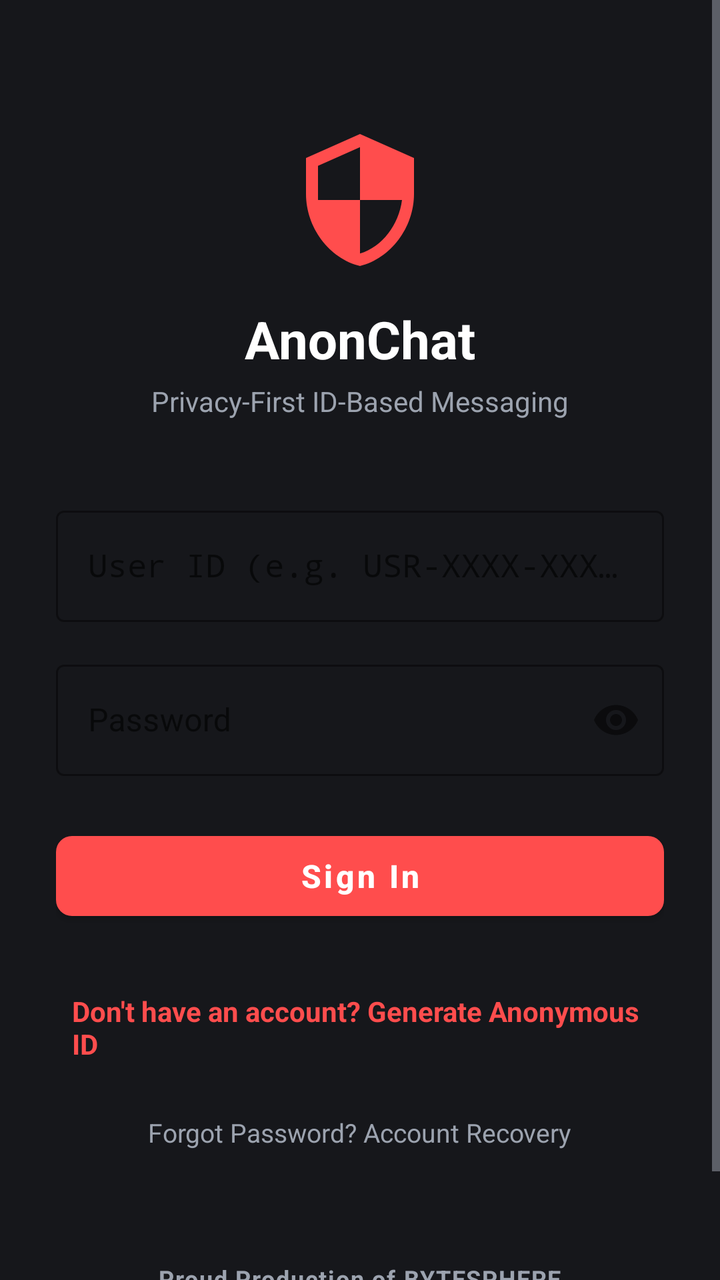
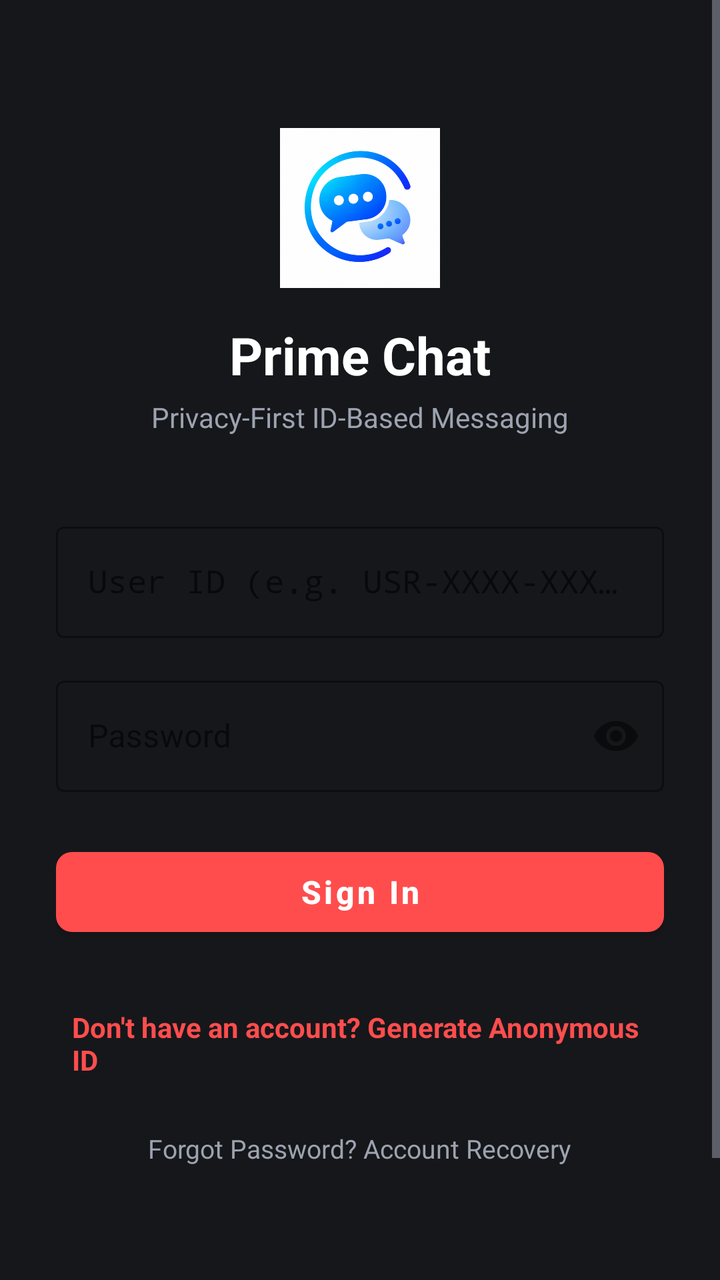

Before-and-after screenshots of an Android layout around one commit, followed by the original layout XML and the change that was made.
<!-- AndroidManifest.xml: application theme Theme.AnonChat -->
<!-- res/layout/activity_login.xml -->
<?xml version="1.0" encoding="utf-8"?>
<ScrollView xmlns:android="http://schemas.android.com/apk/res/android"
    xmlns:app="http://schemas.android.com/apk/res-auto"
    android:layout_width="match_parent"
    android:layout_height="match_parent"
    android:fillViewport="true"
    android:background="@color/background_white">

    <LinearLayout
        android:layout_width="match_parent"
        android:layout_height="wrap_content"
        android:orientation="vertical"
        android:padding="28dp"
        android:gravity="center_horizontal">

        <ImageView
            android:layout_width="72dp"
            android:layout_height="72dp"
            android:layout_marginTop="36dp"
            android:src="@drawable/ic_shield"
            android:contentDescription="@string/app_name" />

        <TextView
            android:layout_width="wrap_content"
            android:layout_height="wrap_content"
            android:layout_marginTop="16dp"
            android:text="@string/app_name"
            android:textSize="26sp"
            android:textStyle="bold"
            android:textColor="@color/text_primary" />

        <TextView
            android:layout_width="wrap_content"
            android:layout_height="wrap_content"
            android:layout_marginTop="4dp"
            android:text="@string/tagline"
            android:textSize="14sp"
            android:textColor="@color/text_secondary" />

        
        <com.google.android.material.textfield.TextInputLayout
            android:id="@+id/til_user_id"
            android:layout_width="match_parent"
            android:layout_height="wrap_content"
            android:layout_marginTop="40dp"
            android:hint="@string/user_id_hint"
            app:boxStrokeColor="@color/primary"
            app:hintTextColor="@color/primary"
            style="@style/Widget.MaterialComponents.TextInputLayout.OutlinedBox">

            <com.google.android.material.textfield.TextInputEditText
                android:id="@+id/et_user_id"
                android:layout_width="match_parent"
                android:layout_height="wrap_content"
                android:inputType="textCapCharacters"
                android:fontFamily="monospace"
                android:singleLine="true" />
        </com.google.android.material.textfield.TextInputLayout>

        
        <com.google.android.material.textfield.TextInputLayout
            android:id="@+id/til_password"
            android:layout_width="match_parent"
            android:layout_height="wrap_content"
            android:layout_marginTop="16dp"
            android:hint="@string/password_hint"
            app:passwordToggleEnabled="true"
            app:boxStrokeColor="@color/primary"
            app:hintTextColor="@color/primary"
            style="@style/Widget.MaterialComponents.TextInputLayout.OutlinedBox">

            <com.google.android.material.textfield.TextInputEditText
                android:id="@+id/et_password"
                android:layout_width="match_parent"
                android:layout_height="wrap_content"
                android:inputType="textPassword"
                android:singleLine="true" />
        </com.google.android.material.textfield.TextInputLayout>

        <ProgressBar
            android:id="@+id/progress_bar"
            android:layout_width="wrap_content"
            android:layout_height="wrap_content"
            android:layout_marginTop="20dp"
            android:visibility="gone" />

        
        <com.google.android.material.button.MaterialButton
            android:id="@+id/btn_login"
            android:layout_width="match_parent"
            android:layout_height="52dp"
            android:layout_marginTop="24dp"
            android:text="@string/login_action"
            android:textAllCaps="false"
            android:textSize="16sp"
            android:textStyle="bold"
            app:backgroundTint="@color/primary"
            app:cornerRadius="8dp" />

        
        <TextView
            android:id="@+id/tv_go_to_register"
            android:layout_width="wrap_content"
            android:layout_height="wrap_content"
            android:layout_marginTop="24dp"
            android:padding="8dp"
            android:text="@string/register_prompt"
            android:textSize="14sp"
            android:textStyle="bold"
            android:textColor="@color/primary" />

        
        <TextView
            android:id="@+id/tv_go_to_recovery"
            android:layout_width="wrap_content"
            android:layout_height="wrap_content"
            android:layout_marginTop="10dp"
            android:padding="8dp"
            android:text="@string/forgot_password"
            android:textSize="13sp"
            android:textColor="@color/text_secondary" />

        
        <TextView
            android:id="@+id/tv_footer_branding"
            android:layout_width="wrap_content"
            android:layout_height="wrap_content"
            android:layout_marginTop="40dp"
            android:layout_marginBottom="16dp"
            android:padding="8dp"
            android:text="@string/proud_production"
            android:textSize="12sp"
            android:textStyle="bold"
            android:letterSpacing="0.05"
            android:textColor="@color/text_secondary" />

    </LinearLayout>
</ScrollView>
<!-- resources referenced by this layout -->
<resources>
  <color name="background_white">#16171B</color>
  <color name="primary">#FF4D4D</color>
  <color name="text_primary">#FFFFFF</color>
  <color name="text_secondary">#9CA3AF</color>
  <!-- drawable ic_shield (drawable) -->
  <vector xmlns:android="http://schemas.android.com/apk/res/android"
      android:width="24dp"
      android:height="24dp"
      android:viewportWidth="24"
      android:viewportHeight="24">
    <path
        android:fillColor="@color/primary"
        android:pathData="M12,1L3,5v6c0,5.55 3.84,10.74 9,12c5.16,-1.26 9,-6.45 9,-12V5L12,1zM12,11.99h7c-0.53,4.12 -3.28,7.79 -7,8.94V12H5V6.3l7,-3.11v8.8z"/>
  </vector>
  <string name="app_name">AnonChat</string>
  <string name="forgot_password">Forgot Password? Account Recovery</string>
  <string name="login_action">Sign In</string>
  <string name="password_hint">Password</string>
  <string name="proud_production">Proud Production of BYTESPHERE</string>
  <string name="register_prompt">Don\'t have an account? Generate Anonymous ID</string>
  <string name="tagline">Privacy-First ID-Based Messaging</string>
  <string name="user_id_hint">User ID (e.g. USR-XXXX-XXXX)</string>
  <style name="Theme.AnonChat" parent="Theme.MaterialComponents.DayNight.NoActionBar">
          
          <item name="colorPrimary">@color/primary</item>
          <item name="colorPrimaryDark">@color/primary_dark</item>
          <item name="colorAccent">@color/accent</item>
  
          
          <item name="android:statusBarColor">@color/dark_background</item>
          <item name="android:navigationBarColor">@color/dark_background</item>
          <item name="android:windowLightStatusBar">false</item>
          <item name="android:windowLightNavigationBar">false</item>
  
          
          <item name="android:windowBackground">@color/dark_background</item>
          <item name="android:textColorPrimary">@color/text_primary</item>
          <item name="android:textColorSecondary">@color/text_secondary</item>
      </style>
  <color name="primary_dark">#131417</color>
  <color name="accent">#FF4D4D</color>
  <color name="dark_background">#16171B</color>
</resources>

<!-- the commit's change to res/layout/activity_login.xml (unified diff, before → after) -->
@@ -14,10 +14,10 @@
         android:gravity="center_horizontal">
 
         <ImageView
-            android:layout_width="72dp"
-            android:layout_height="72dp"
+            android:layout_width="80dp"
+            android:layout_height="80dp"
             android:layout_marginTop="36dp"
-            android:src="@drawable/ic_shield"
+            android:src="@drawable/ic_prime_logo"
             android:contentDescription="@string/app_name" />
 
         <TextView
<!-- resource entries referenced after the edit -->
@@ -4,17 +4,8 @@
   <color name="primary">#FF4D4D</color>
   <color name="text_primary">#FFFFFF</color>
   <color name="text_secondary">#9CA3AF</color>
-  <!-- drawable ic_shield (drawable) -->
-  <vector xmlns:android="http://schemas.android.com/apk/res/android"
-      android:width="24dp"
-      android:height="24dp"
-      android:viewportWidth="24"
-      android:viewportHeight="24">
-    <path
-        android:fillColor="@color/primary"
-        android:pathData="M12,1L3,5v6c0,5.55 3.84,10.74 9,12c5.16,-1.26 9,-6.45 9,-12V5L12,1zM12,11.99h7c-0.53,4.12 -3.28,7.79 -7,8.94V12H5V6.3l7,-3.11v8.8z"/>
-  </vector>
-  <string name="app_name">AnonChat</string>
+  <!-- drawable ic_prime_logo: png bitmap (drawable, 204149 bytes) -->
+  <string name="app_name">Prime Chat</string>
   <string name="forgot_password">Forgot Password? Account Recovery</string>
   <string name="login_action">Sign In</string>
   <string name="password_hint">Password</string>
